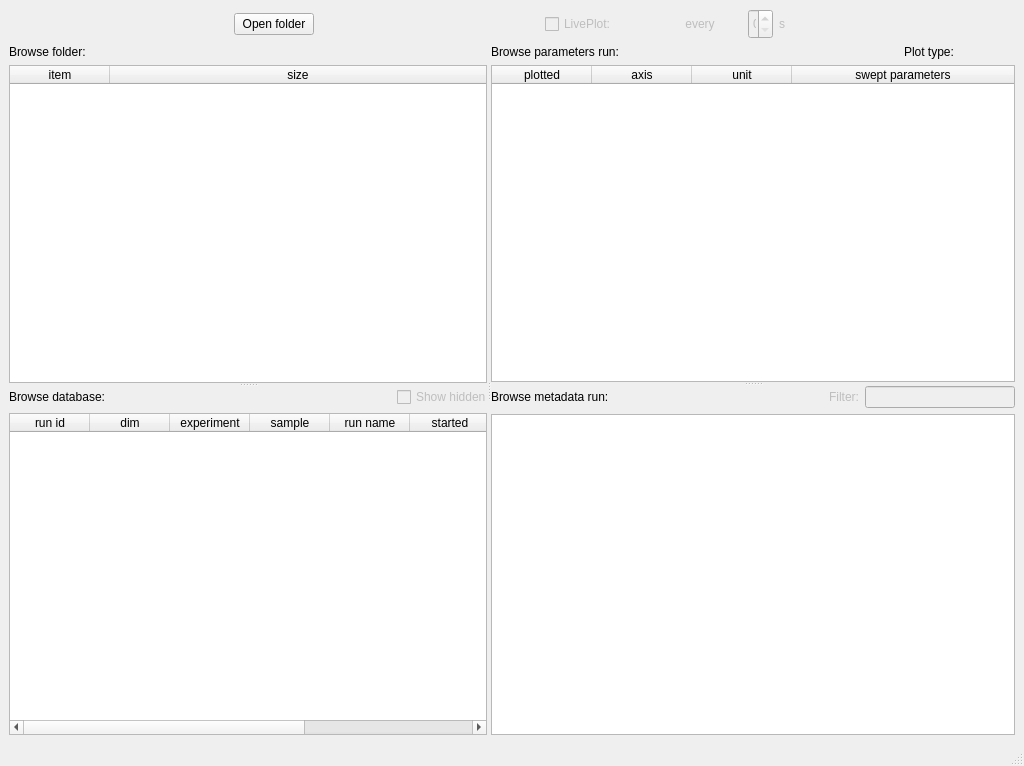
Qt form ui/main.ui (pyplotter/pyplotter) before a commit.
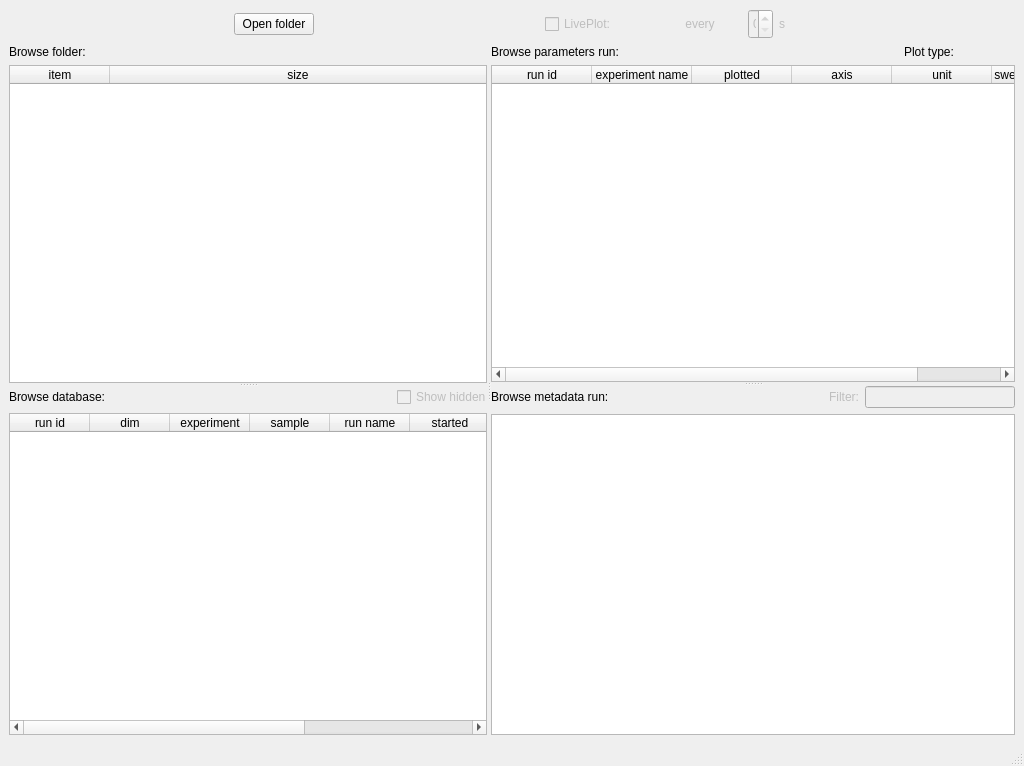
The same form after that commit. Custom widgets are drawn as their Qt base class.

Patch:
```diff
--- a/ui/main.ui
+++ b/ui/main.ui
@@ -431,6 +431,16 @@
                 <attribute name="horizontalHeaderStretchLastSection">
                  <bool>true</bool>
                 </attribute>
+                <column>
+                 <property name="text">
+                  <string>run id</string>
+                 </property>
+                </column>
+                <column>
+                 <property name="text">
+                  <string>experiment name</string>
+                 </property>
+                </column>
                 <column>
                  <property name="text">
                   <string>plotted</string>
```
